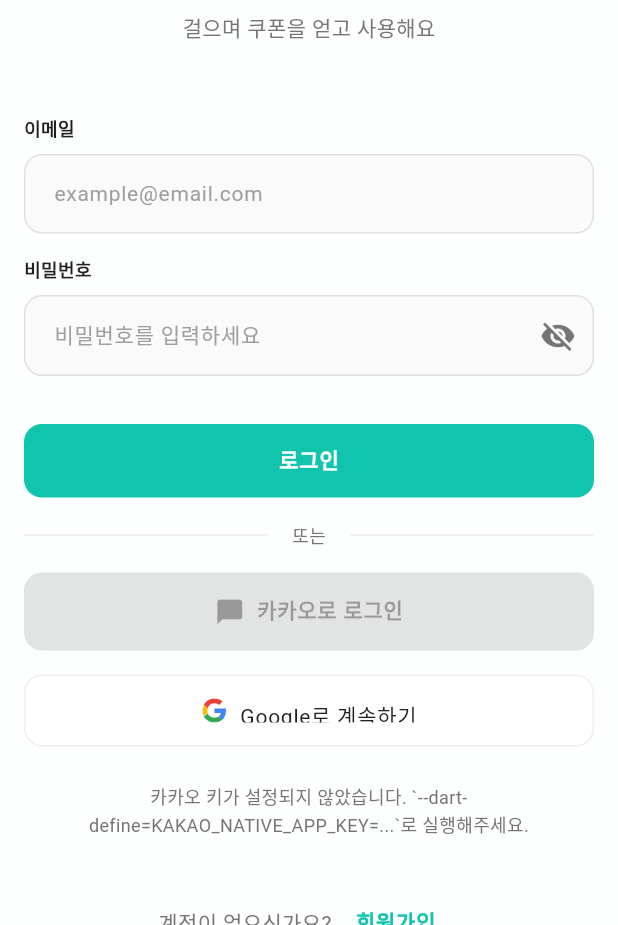
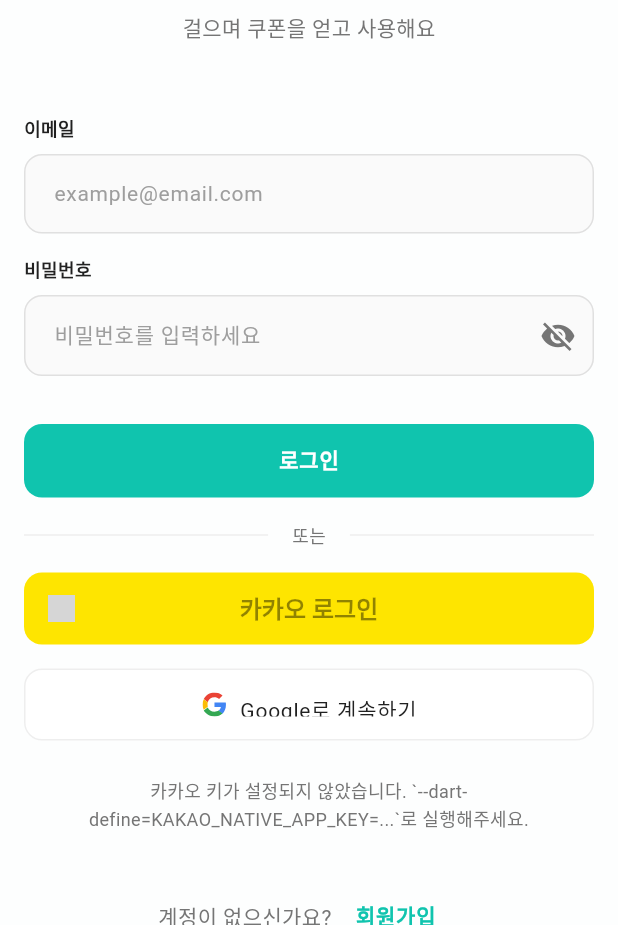
Before and after one commit to mikoesnim0/namgusarang, a Flutter app: the screen it shows after launch, on a phone screen of 412 x 824 dp, the part 311-1236 px from its top. Run offline on Flutter 3.47's test engine with Material 3 defaults, Android fonts, the phone set to English and light mode, and no system bars; our stand-ins replace cloud_firestore, cloud_functions, firebase_auth, firebase_core, flutter_riverpod, flutter_svg and 5 more; missing offline and left inert: kakao_flutter_sdk_user; accounts and stored records are empty; Roboto replaces fonts that are missing (Pretendard); project files that could hold a hidden picture were left out; grey boxes are pictures that could not be loaded.

Commit message:
feat(auth-ui): Kakao login button (guide style)
- Add KakaoLoginButton with #FEE500 bg, 12px radius, centered label

- Use assets/icons/kakao_symbol.png (fallback icon if missing)

- Guard DETAILS dialog from invalid BuildContext

```diff
--- a/lib/screens/auth/login_screen.dart
+++ b/lib/screens/auth/login_screen.dart
@@ -81,6 +81,7 @@
                         ? SnackBarAction(
                             label: 'DETAILS',
                             onPressed: () async {
+                              if (!rootContext.mounted) return;
                               final details = debugAuthErrorDetails(e, st);
                               await showDialog<void>(
                                 context: rootContext,
@@ -246,13 +247,9 @@
                 const SizedBox(height: AppSpacing.paddingMD),
 
                 // 카카오 로그인
-                AppButton(
-                  text: '카카오로 로그인',
+                KakaoLoginButton(
                   onPressed: isKakaoSupported ? _handleKakaoLogin : null,
-                  variant: ButtonVariant.secondary,
                   isLoading: isLoading,
-                  isFullWidth: true,
-                  icon: const Icon(Icons.chat_bubble, size: 20),
                 ),
                 const SizedBox(height: AppSpacing.paddingMD),
 
--- a/lib/theme/app_colors.dart
+++ b/lib/theme/app_colors.dart
@@ -8,6 +8,11 @@
   // Brand
   static const Color brandTeal = Color(0xFF10C4AE);
   static const Color brandSky = Color(0xFF69C2FF);
+
+  // 3rd party (Kakao login button spec)
+  static const Color kakaoYellow = Color(0xFFFEE500);
+  // Black 85% opacity (Kakao label spec)
+  static const Color kakaoLabel = Color(0xD9000000);
 
   // Primary Colors (teal scale)
   static const Color primary50 = Color(0xFFE6FAF7);
--- /dev/null
+++ b/lib/widgets/kakao_login_button.dart
@@ -0,0 +1,87 @@
+import 'package:flutter/material.dart';
+
+import '../theme/app_colors.dart';
+import '../theme/app_spacing.dart';
+import '../theme/app_typography.dart';
+
+class KakaoLoginButton extends StatelessWidget {
+  const KakaoLoginButton({
+    super.key,
+    required this.onPressed,
+    this.isLoading = false,
+    this.height = 48,
+  });
+
+  final VoidCallback? onPressed;
+  final bool isLoading;
+  final double height;
+
+  @override
+  Widget build(BuildContext context) {
+    final enabled = onPressed != null && !isLoading;
+
+    return SizedBox(
+      height: height,
+      width: double.infinity,
+      child: Material(
+        color: AppColors.kakaoYellow,
+        borderRadius: BorderRadius.circular(AppSpacing.radiusMD),
+        child: InkWell(
+          onTap: enabled ? onPressed : null,
+          borderRadius: BorderRadius.circular(AppSpacing.radiusMD),
+          child: Opacity(
+            opacity: enabled ? 1 : 0.5,
+            child: isLoading
+                ? const Center(
+                    child: SizedBox(
+                      width: 20,
+                      height: 20,
+                      child: CircularProgressIndicator(
+                        strokeWidth: 2,
+                        valueColor: AlwaysStoppedAnimation<Color>(
+                          AppColors.kakaoLabel,
+                        ),
+                      ),
+                    ),
+                  )
+                : Stack(
+                    alignment: Alignment.center,
+                    children: [
+                      Align(
+                        alignment: Alignment.centerLeft,
+                        child: Padding(
+                          padding: const EdgeInsets.only(
+                            left: AppSpacing.paddingMD,
+                          ),
+                          child: Image.asset(
+                            'assets/icons/kakao_symbol.png',
+                            width: 18,
+                            height: 18,
+                            fit: BoxFit.contain,
+                            errorBuilder: (context, error, stackTrace) =>
+                                const Icon(
+                              Icons.chat_bubble,
+                              size: 18,
+                              color: Colors.black,
+                            ),
+                          ),
+                        ),
+                      ),
+                      Text(
+                        '카카오 로그인',
+                        textAlign: TextAlign.center,
+                        style: AppTypography.bodyLarge.copyWith(
+                          color: AppColors.kakaoLabel,
+                          fontWeight: FontWeight.w600,
+                          letterSpacing: 0,
+                          height: 1.2,
+                        ),
+                      ),
+                    ],
+                  ),
+          ),
+        ),
+      ),
+    );
+  }
+}
--- a/lib/widgets/widgets.dart
+++ b/lib/widgets/widgets.dart
@@ -5,3 +5,4 @@
 export 'app_loading.dart';
 export 'app_bottom_nav.dart';
 export 'gradient_switch.dart';
+export 'kakao_login_button.dart';
```
Lines whose indentation alone changed are shown as unchanged.
